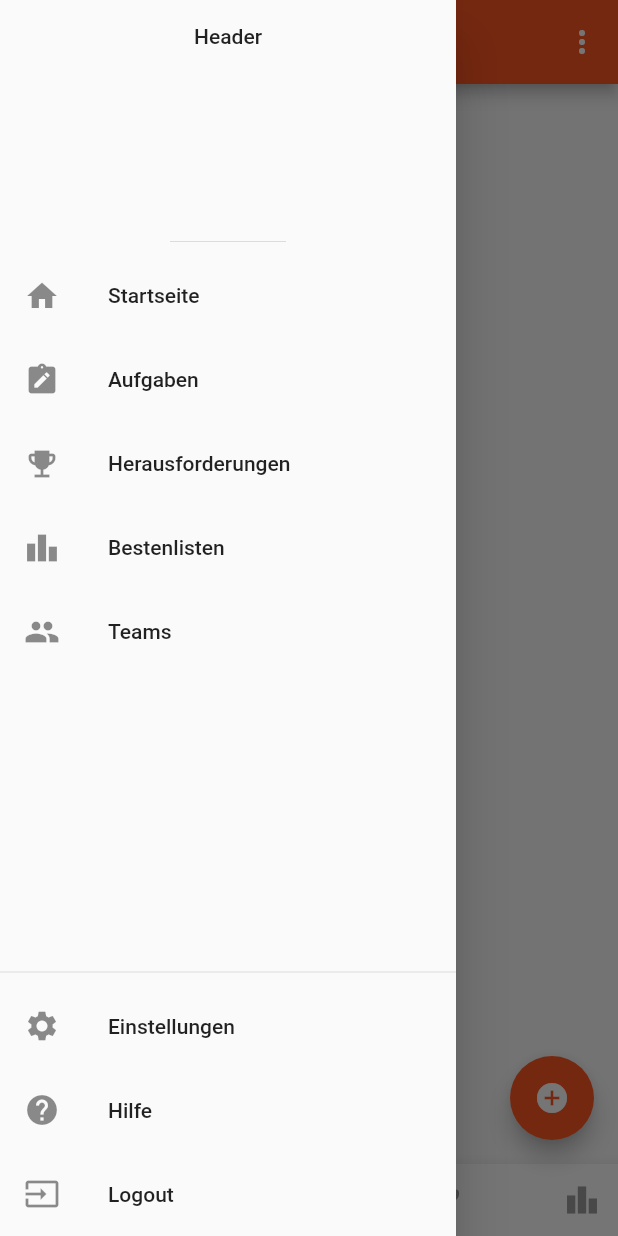
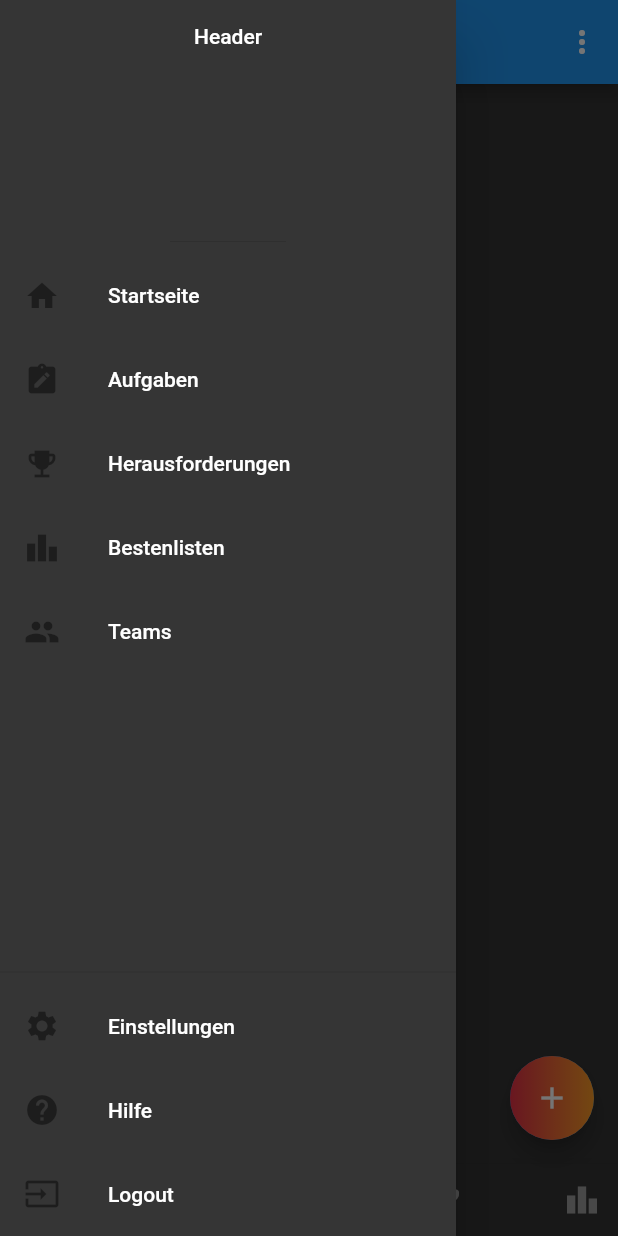
Before and after one commit to Enyaa/MasterProjekt, a Flutter app: the Tasks screen opened by its route, with the side drawer open, on a phone screen of 412 x 824 dp. Run offline on Flutter 3.47's test engine with Material 2 defaults, Android fonts, the phone set to English and light mode, and no system bars; our stand-ins replace cloud_firestore, firebase_auth, firebase_core, firebase_storage, image_picker; accounts and stored records are empty.

Commit message:
+ added some colors to main theme + changed icons and padding of task list + added gradient color to floating button in tasks

```diff
--- a/lib/Screens/settingsscreen.dart
+++ b/lib/Screens/settingsscreen.dart
@@ -282,6 +282,7 @@ Widget build(BuildContext context) {
                           padding: EdgeInsets.all(10),
                         ),
                         ElevatedButton.icon(
+                          // style: ,
                             onPressed: _imgFromGallery,
                             icon: Icon(Icons.image),
                             label: Text('Bild hochladen')),
--- a/lib/Screens/tasks.dart
+++ b/lib/Screens/tasks.dart
@@ -12,6 +12,7 @@ class Tasks extends StatefulWidget {
   @override
   State<StatefulWidget> createState() => new TasksState();
 }
+
 class TasksState extends State<Tasks> {
   var snapshots = FirebaseFirestore.instance.collection('tasks').snapshots();
   final FirebaseAuth auth = FirebaseAuth.instance;
@@ -25,7 +26,6 @@ class TasksState extends State<Tasks> {
 
   @override
   Widget build(BuildContext context) {
-
     return WillPopScope(
         onWillPop: () async {
           bool willLeave = false;
@@ -71,6 +71,7 @@ class TasksState extends State<Tasks> {
               if (!snapshot.hasData)
                 return new Text("Es gibt aktuell keine Aufgaben.");
               return new ListView(
+                padding: EdgeInsets.all(10),
                 children: getTasks(snapshot, context),
               );
             },
@@ -79,8 +80,25 @@ class TasksState extends State<Tasks> {
             onPressed: () {
               Navigator.pushReplacementNamed(context, '/task-create');
             },
-            child: const Icon(Icons.add_circle),
-            backgroundColor: Colors.deepOrange,
+            shape:
+                RoundedRectangleBorder(borderRadius: BorderRadius.circular(50)),
+            child: Ink(
+              decoration: const BoxDecoration(
+                  gradient: LinearGradient(
+                    begin: Alignment.centerLeft,
+                    end: Alignment.centerRight,
+                    // 10% of the width, so there are ten blinds.
+                    colors: <Color>[Color(0xffE53147), Color(0xffFB9C26)],
+                    // red to yellow
+                    tileMode: TileMode
+                        .repeated, // repeats the gradient over the canvas
+                  ),
+                  borderRadius: BorderRadius.all(Radius.circular(50))),
+              child: Container(
+                constraints: const BoxConstraints(minWidth: 60, minHeight: 60),
+                child: const Icon(Icons.add),
+              ),
+            ),
           ),
           bottomNavigationBar: NavigationBar(2),
         ));
@@ -92,7 +110,18 @@ class TasksState extends State<Tasks> {
             child: ListTile(
                 title: new Text(doc['title']),
                 subtitle: new Text(doc['description']),
-                trailing: Icon(Icons.arrow_forward_ios_rounded),
+                trailing: Column(
+                    mainAxisAlignment: MainAxisAlignment.center,
+                    children: [
+                      Container(
+                        decoration: BoxDecoration(
+                            shape: BoxShape.circle,
+                            border:
+                                Border.all(width: 2, color: Color(0xffFB9C26))),
+                        child: Icon(Icons.keyboard_arrow_right_outlined,
+                            color: Color(0xffFB9C26)),
+                      )
+                    ]),
                 onTap: () {
                   Navigator.push(
                       context,
--- a/lib/main.dart
+++ b/lib/main.dart
@@ -18,7 +18,6 @@ import 'package:master_projekt/Screens/teams.dart';
 import 'package:master_projekt/Screens/addTeam.dart';
 import 'Screens/homepage.dart';
 
-
 void main() async {
   WidgetsFlutterBinding.ensureInitialized();
   await Firebase.initializeApp();
@@ -32,8 +31,8 @@ class MyApp extends StatefulWidget {
 }
 
 class _MyAppState extends State<MyApp> {
+  late StreamSubscription<User?> user;
 
-  late StreamSubscription<User?> user;
   void initState() {
     super.initState();
     user = FirebaseAuth.instance.authStateChanges().listen((user) {
@@ -46,14 +45,45 @@ class _MyAppState extends State<MyApp> {
     });
   }
 
+  Map<int, Color> color = {
+    50: Color.fromRGBO(53, 53, 53, .1),
+    100: Color.fromRGBO(53, 53, 53, .2),
+    200: Color.fromRGBO(53, 53, 53, .3),
+    300: Color.fromRGBO(53, 53, 53, .4),
+    400: Color.fromRGBO(53, 53, 53, .5),
+    500: Color.fromRGBO(53, 53, 53, .6),
+    600: Color.fromRGBO(53, 53, 53, .7),
+    700: Color.fromRGBO(53, 53, 53, .8),
+    800: Color.fromRGBO(53, 53, 53, .9),
+    900: Color.fromRGBO(53, 53, 53, 1),
+  };
+
   @override
   Widget build(BuildContext context) {
+    MaterialColor darkGrey = MaterialColor(0xff353535, color);
+    MaterialColor grey = MaterialColor(0xff393939, color);
+    Color lightOrange = Color(0xffFB9C26);
+    Color darkOrange = Color(0xffE53147);
+    LinearGradient gradient = LinearGradient(colors: <Color>[darkOrange, lightOrange]);
+
     return MaterialApp(
       title: 'TeamRad',
       theme: ThemeData(
-        primarySwatch: Colors.deepOrange,
+        primaryColor: darkGrey,
+        scaffoldBackgroundColor: darkGrey,
+        bottomAppBarColor: darkGrey,
+        cardColor: grey,
+        textTheme: Typography.whiteCupertino,
+        iconTheme: IconThemeData(color: lightOrange),
+        elevatedButtonTheme: ElevatedButtonThemeData(
+          style: ElevatedButton.styleFrom(
+            primary: lightOrange
+          ),
+        ),
+        canvasColor: darkGrey,
       ),
-      initialRoute: FirebaseAuth.instance.currentUser == null ? '/' : '/homepage',
+      initialRoute:
+          FirebaseAuth.instance.currentUser == null ? '/' : '/homepage',
       routes: {
         '/': (context) => const Welcome(),
         '/login': (context) => const Login(),
```
